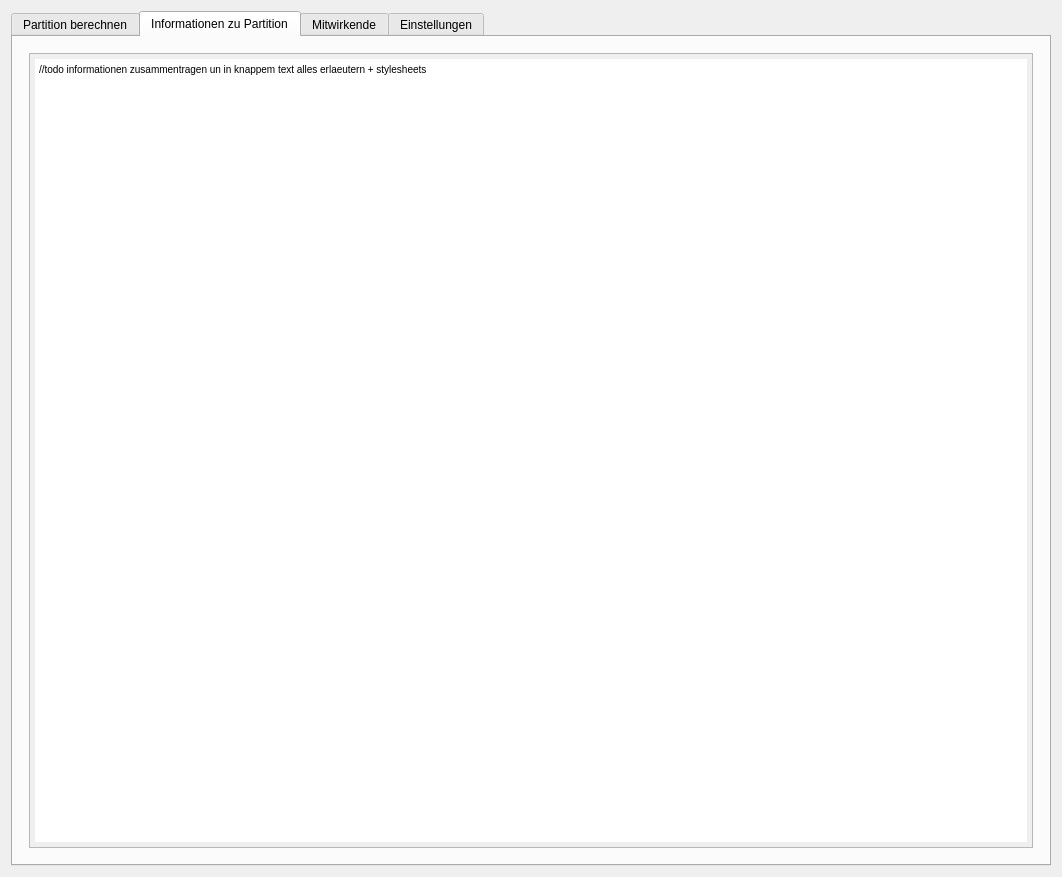
Above: GUI/mainwindow.ui from Makozer/NpPartitionManager before the change. Below: the same form after it.
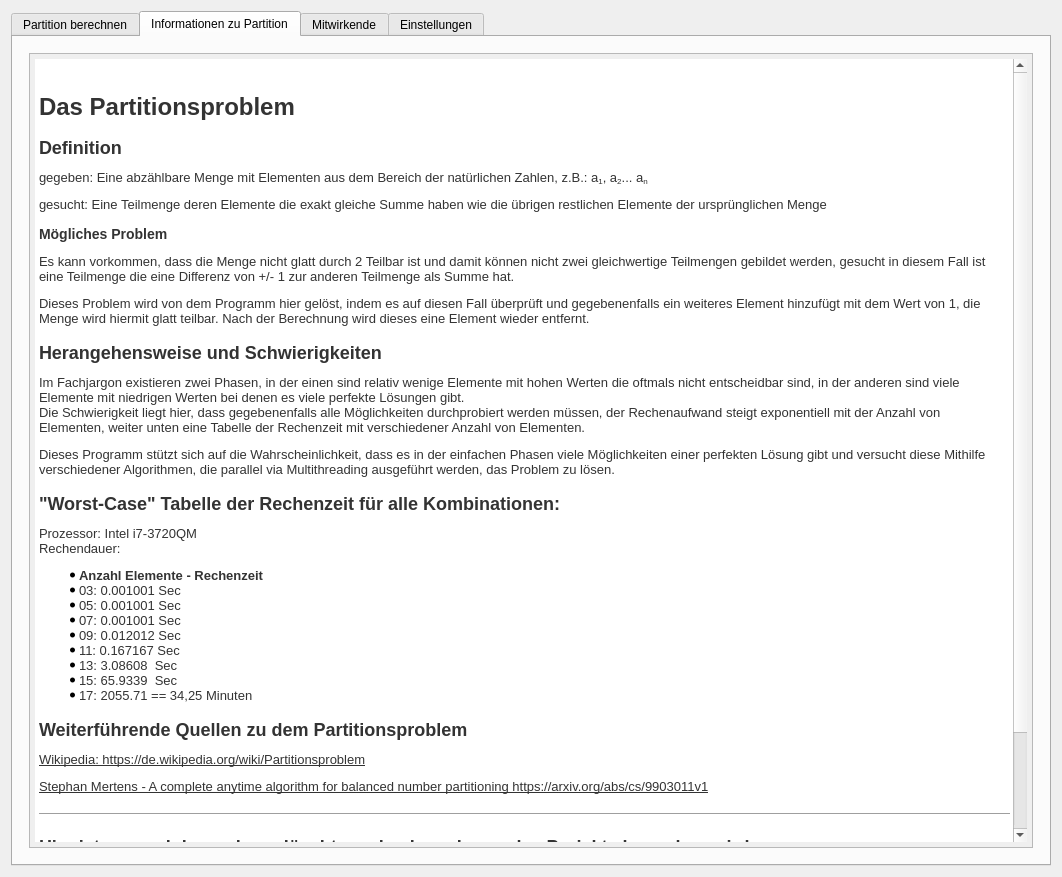
That is the form after the change. The open tabs and pages were chosen to show the change. Custom widgets are drawn as their Qt base class.

Patch:
```diff
--- a/GUI/mainwindow.ui
+++ b/GUI/mainwindow.ui
@@ -447,8 +447,37 @@
 &lt;html&gt;&lt;head&gt;&lt;meta name=&quot;qrichtext&quot; content=&quot;1&quot; /&gt;&lt;style type=&quot;text/css&quot;&gt;
 p, li { white-space: pre-wrap; }
 &lt;/style&gt;&lt;/head&gt;&lt;body style=&quot; font-family:'MS Shell Dlg 2'; font-size:10pt; font-weight:400; font-style:normal;&quot;&gt;
-&lt;p style=&quot; margin-top:0px; margin-bottom:0px; margin-left:0px; margin-right:0px; -qt-block-indent:0; text-indent:0px;&quot;&gt;&lt;span style=&quot; font-size:7.8pt;&quot;&gt;//todo informationen zusammentragen un in knappem text alles erlaeutern + stylesheets&lt;/span&gt;&lt;/p&gt;
-&lt;p style=&quot;-qt-paragraph-type:empty; margin-top:0px; margin-bottom:0px; margin-left:0px; margin-right:0px; -qt-block-indent:0; text-indent:0px; font-size:7.8pt;&quot;&gt;&lt;br /&gt;&lt;/p&gt;&lt;/body&gt;&lt;/html&gt;</string>
+&lt;p style=&quot; margin-top:0px; margin-bottom:0px; margin-left:0px; margin-right:0px; -qt-block-indent:0; text-indent:0px;&quot;&gt;		&lt;/p&gt;
+&lt;p style=&quot; margin-top:0px; margin-bottom:0px; margin-left:0px; margin-right:0px; -qt-block-indent:0; text-indent:0px;&quot;&gt;&lt;span style=&quot; font-family:'Verdana,sans-sarif'; color:#333333;&quot;&gt;		&lt;/span&gt;&lt;/p&gt;
+&lt;p style=&quot; margin-top:0px; margin-bottom:12px; margin-left:0px; margin-right:0px; -qt-block-indent:0; text-indent:0px;&quot;&gt;&lt;span style=&quot; font-family:'Verdana,sans-sarif'; font-size:xx-large; font-weight:600; color:#333333;&quot;&gt;Das Partitionsproblem&lt;/span&gt;&lt;span style=&quot; font-family:'Verdana,sans-sarif'; color:#333333;&quot;&gt;		&lt;/span&gt;&lt;/p&gt;
+&lt;p style=&quot; margin-top:16px; margin-bottom:12px; margin-left:0px; margin-right:0px; -qt-block-indent:0; text-indent:0px;&quot;&gt;&lt;span style=&quot; font-family:'Verdana,sans-sarif'; font-size:x-large; font-weight:600; color:#333333;&quot;&gt;Definition&lt;/span&gt;&lt;span style=&quot; font-family:'Verdana,sans-sarif'; color:#333333;&quot;&gt;		&lt;/span&gt;&lt;/p&gt;
+&lt;p style=&quot; margin-top:12px; margin-bottom:12px; margin-left:0px; margin-right:0px; -qt-block-indent:0; text-indent:0px;&quot;&gt;&lt;span style=&quot; font-family:'Verdana,sans-sarif'; font-size:13px; color:#333333;&quot;&gt;gegeben: Eine abzählbare Menge mit Elementen aus dem Bereich der natürlichen Zahlen, z.B.: a&lt;/span&gt;&lt;span style=&quot; font-family:'Verdana,sans-sarif'; font-size:13px; color:#333333; vertical-align:sub;&quot;&gt;1&lt;/span&gt;&lt;span style=&quot; font-family:'Verdana,sans-sarif'; font-size:13px; color:#333333;&quot;&gt;, a&lt;/span&gt;&lt;span style=&quot; font-family:'Verdana,sans-sarif'; font-size:13px; color:#333333; vertical-align:sub;&quot;&gt;2&lt;/span&gt;&lt;span style=&quot; font-family:'Verdana,sans-sarif'; font-size:13px; color:#333333;&quot;&gt;... a&lt;/span&gt;&lt;span style=&quot; font-family:'Verdana,sans-sarif'; font-size:13px; color:#333333; vertical-align:sub;&quot;&gt;n&lt;/span&gt;&lt;span style=&quot; font-family:'Verdana,sans-sarif'; color:#333333;&quot;&gt;		&lt;/span&gt;&lt;/p&gt;
+&lt;p style=&quot; margin-top:12px; margin-bottom:12px; margin-left:0px; margin-right:0px; -qt-block-indent:0; text-indent:0px;&quot;&gt;&lt;span style=&quot; font-family:'Verdana,sans-sarif'; font-size:13px; color:#333333;&quot;&gt;gesucht: Eine Teilmenge deren Elemente die exakt gleiche Summe haben wie die übrigen restlichen Elemente der ursprünglichen Menge&lt;/span&gt;&lt;span style=&quot; font-family:'Verdana,sans-sarif'; color:#333333;&quot;&gt;		&lt;/span&gt;&lt;/p&gt;
+&lt;p style=&quot; margin-top:14px; margin-bottom:12px; margin-left:0px; margin-right:0px; -qt-block-indent:0; text-indent:0px;&quot;&gt;&lt;span style=&quot; font-family:'Verdana,sans-sarif'; font-size:large; font-weight:600; color:#333333;&quot;&gt;Mögliches Problem&lt;/span&gt;&lt;span style=&quot; font-family:'Verdana,sans-sarif'; color:#333333;&quot;&gt;		&lt;/span&gt;&lt;/p&gt;
+&lt;p style=&quot; margin-top:12px; margin-bottom:12px; margin-left:0px; margin-right:0px; -qt-block-indent:0; text-indent:0px;&quot;&gt;&lt;span style=&quot; font-family:'Verdana,sans-sarif'; font-size:13px; color:#333333;&quot;&gt;Es kann vorkommen, dass die Menge nicht glatt durch 2 Teilbar ist und damit können nicht zwei gleichwertige Teilmengen gebildet werden, gesucht in diesem Fall ist eine Teilmenge die eine Differenz von +/- 1 zur anderen Teilmenge als Summe hat.&lt;/span&gt;&lt;span style=&quot; font-family:'Verdana,sans-sarif'; color:#333333;&quot;&gt;				&lt;/span&gt;&lt;/p&gt;
+&lt;p style=&quot; margin-top:12px; margin-bottom:12px; margin-left:0px; margin-right:0px; -qt-block-indent:0; text-indent:0px;&quot;&gt;&lt;span style=&quot; font-family:'Verdana,sans-sarif'; font-size:13px; color:#333333;&quot;&gt;Dieses Problem wird von dem Programm hier gelöst, indem es auf diesen Fall überprüft und gegebenenfalls ein weiteres Element hinzufügt mit dem Wert von 1, die Menge wird hiermit glatt teilbar. Nach der Berechnung wird dieses eine Element wieder entfernt.&lt;/span&gt;&lt;span style=&quot; font-family:'Verdana,sans-sarif'; color:#333333;&quot;&gt;		&lt;/span&gt;&lt;/p&gt;
+&lt;p style=&quot; margin-top:16px; margin-bottom:12px; margin-left:0px; margin-right:0px; -qt-block-indent:0; text-indent:0px;&quot;&gt;&lt;span style=&quot; font-family:'Verdana,sans-sarif'; font-size:x-large; font-weight:600; color:#333333;&quot;&gt;Herangehensweise und Schwierigkeiten&lt;/span&gt;&lt;span style=&quot; font-family:'Verdana,sans-sarif'; color:#333333;&quot;&gt;		&lt;/span&gt;&lt;/p&gt;
+&lt;p style=&quot; margin-top:12px; margin-bottom:12px; margin-left:0px; margin-right:0px; -qt-block-indent:0; text-indent:0px;&quot;&gt;&lt;span style=&quot; font-family:'Verdana,sans-sarif'; font-size:13px; color:#333333;&quot;&gt;Im Fachjargon existieren zwei Phasen, in der einen sind relativ wenige Elemente mit hohen Werten die oftmals nicht entscheidbar sind, in der anderen sind viele Elemente mit niedrigen Werten bei denen es viele perfekte Lösungen gibt.		&lt;br /&gt;Die Schwierigkeit liegt hier, dass gegebenenfalls alle Möglichkeiten durchprobiert werden müssen, der Rechenaufwand steigt exponentiell mit der Anzahl von Elementen, weiter unten eine Tabelle der Rechenzeit mit verschiedener Anzahl von Elementen.&lt;/span&gt;&lt;span style=&quot; font-family:'Verdana,sans-sarif'; color:#333333;&quot;&gt;		&lt;/span&gt;&lt;/p&gt;
+&lt;p style=&quot; margin-top:12px; margin-bottom:12px; margin-left:0px; margin-right:0px; -qt-block-indent:0; text-indent:0px;&quot;&gt;&lt;span style=&quot; font-family:'Verdana,sans-sarif'; font-size:13px; color:#333333;&quot;&gt;Dieses Programm stützt sich auf die Wahrscheinlichkeit, dass es in der einfachen Phasen viele Möglichkeiten einer perfekten Lösung gibt und versucht diese Mithilfe verschiedener Algorithmen, die parallel via Multithreading ausgeführt werden, das Problem zu lösen.&lt;/span&gt;&lt;span style=&quot; font-family:'Verdana,sans-sarif'; color:#333333;&quot;&gt;		&lt;/span&gt;&lt;/p&gt;
+&lt;p style=&quot; margin-top:16px; margin-bottom:12px; margin-left:0px; margin-right:0px; -qt-block-indent:0; text-indent:0px;&quot;&gt;&lt;span style=&quot; font-family:'Verdana,sans-sarif'; font-size:x-large; font-weight:600; color:#333333;&quot;&gt;&amp;quot;Worst-Case&amp;quot; Tabelle der Rechenzeit für alle Kombinationen:&lt;/span&gt;&lt;span style=&quot; font-family:'Verdana,sans-sarif'; color:#333333;&quot;&gt;		&lt;/span&gt;&lt;/p&gt;
+&lt;p style=&quot; margin-top:12px; margin-bottom:12px; margin-left:0px; margin-right:0px; -qt-block-indent:0; text-indent:0px;&quot;&gt;&lt;span style=&quot; font-family:'Verdana,sans-sarif'; font-size:13px; color:#333333;&quot;&gt;Prozessor: Intel i7-3720QM &lt;br /&gt;Rechendauer:&lt;/span&gt;&lt;span style=&quot; font-family:'Verdana,sans-sarif'; color:#333333;&quot;&gt;		&lt;/span&gt;&lt;/p&gt;
+&lt;ul style=&quot;margin-top: 0px; margin-bottom: 0px; margin-left: 0px; margin-right: 0px; -qt-list-indent: 1;&quot;&gt;&lt;li style=&quot; font-family:'Verdana,sans-sarif'; color:#333333;&quot; style=&quot; margin-top:12px; margin-bottom:0px; margin-left:0px; margin-right:0px; -qt-block-indent:0; text-indent:0px;&quot;&gt;&lt;span style=&quot; font-weight:600;&quot;&gt;Anzahl Elemente - Rechenzeit&lt;/span&gt;		&lt;/li&gt;
+&lt;li style=&quot; font-family:'Verdana,sans-sarif'; color:#333333;&quot; style=&quot; margin-top:0px; margin-bottom:0px; margin-left:0px; margin-right:0px; -qt-block-indent:0; text-indent:0px;&quot;&gt;03: 0.001001 Sec		&lt;/li&gt;
+&lt;li style=&quot; font-family:'Verdana,sans-sarif'; color:#333333;&quot; style=&quot; margin-top:0px; margin-bottom:0px; margin-left:0px; margin-right:0px; -qt-block-indent:0; text-indent:0px;&quot;&gt;05: 0.001001 Sec 		&lt;/li&gt;
+&lt;li style=&quot; font-family:'Verdana,sans-sarif'; color:#333333;&quot; style=&quot; margin-top:0px; margin-bottom:0px; margin-left:0px; margin-right:0px; -qt-block-indent:0; text-indent:0px;&quot;&gt;07: 0.001001 Sec 		&lt;/li&gt;
+&lt;li style=&quot; font-family:'Verdana,sans-sarif'; color:#333333;&quot; style=&quot; margin-top:0px; margin-bottom:0px; margin-left:0px; margin-right:0px; -qt-block-indent:0; text-indent:0px;&quot;&gt;09: 0.012012 Sec 		&lt;/li&gt;
+&lt;li style=&quot; font-family:'Verdana,sans-sarif'; color:#333333;&quot; style=&quot; margin-top:0px; margin-bottom:0px; margin-left:0px; margin-right:0px; -qt-block-indent:0; text-indent:0px;&quot;&gt;11: 0.167167 Sec 		&lt;/li&gt;
+&lt;li style=&quot; font-family:'Verdana,sans-sarif'; color:#333333;&quot; style=&quot; margin-top:0px; margin-bottom:0px; margin-left:0px; margin-right:0px; -qt-block-indent:0; text-indent:0px;&quot;&gt;13: 3.08608  Sec 		&lt;/li&gt;
+&lt;li style=&quot; font-family:'Verdana,sans-sarif'; color:#333333;&quot; style=&quot; margin-top:0px; margin-bottom:0px; margin-left:0px; margin-right:0px; -qt-block-indent:0; text-indent:0px;&quot;&gt;15: 65.9339  Sec 		&lt;/li&gt;
+&lt;li style=&quot; font-family:'Verdana,sans-sarif'; color:#333333;&quot; style=&quot; margin-top:0px; margin-bottom:12px; margin-left:0px; margin-right:0px; -qt-block-indent:0; text-indent:0px;&quot;&gt;17: 2055.71 == 34,25 Minuten 				&lt;/li&gt;&lt;/ul&gt;
+&lt;p style=&quot; margin-top:16px; margin-bottom:12px; margin-left:0px; margin-right:0px; -qt-block-indent:0; text-indent:0px;&quot;&gt;&lt;span style=&quot; font-family:'Verdana,sans-sarif'; font-size:x-large; font-weight:600; color:#333333;&quot;&gt;Weiterführende Quellen zu dem Partitionsproblem&lt;/span&gt;&lt;span style=&quot; font-family:'Verdana,sans-sarif'; color:#333333;&quot;&gt;		&lt;/span&gt;&lt;/p&gt;
+&lt;p style=&quot; margin-top:12px; margin-bottom:12px; margin-left:0px; margin-right:0px; -qt-block-indent:0; text-indent:0px;&quot;&gt;&lt;a href=&quot;https://de.wikipedia.org/wiki/Partitionsproblem&quot;&gt;&lt;span style=&quot; font-family:'Verdana,sans-sarif'; font-size:13px; text-decoration: underline; color:#333333;&quot;&gt;Wikipedia: https://de.wikipedia.org/wiki/Partitionsproblem&lt;/span&gt;&lt;/a&gt;&lt;span style=&quot; font-family:'Verdana,sans-sarif'; color:#333333;&quot;&gt;		&lt;/span&gt;&lt;/p&gt;
+&lt;p style=&quot; margin-top:12px; margin-bottom:12px; margin-left:0px; margin-right:0px; -qt-block-indent:0; text-indent:0px;&quot;&gt;&lt;a href=&quot;https://arxiv.org/abs/cs/9903011v1&quot;&gt;&lt;span style=&quot; font-family:'Verdana,sans-sarif'; font-size:13px; text-decoration: underline; color:#333333;&quot;&gt;Stephan Mertens - A complete anytime algorithm for balanced number partitioning https://arxiv.org/abs/cs/9903011v1&lt;/span&gt;&lt;/a&gt;&lt;span style=&quot; font-family:'Verdana,sans-sarif'; color:#333333;&quot;&gt;		&lt;/span&gt;&lt;/p&gt;
+&lt;hr /&gt;
+&lt;p style=&quot; margin-top:16px; margin-bottom:12px; margin-left:0px; margin-right:0px; -qt-block-indent:0; text-indent:0px;&quot;&gt;&lt;span style=&quot; font-family:'Verdana,sans-sarif'; font-size:x-large; font-weight:600; color:#333333;&quot;&gt;Hier ist nurnoch kram der gelöscht werden kann bevor das Projekt abgegeben wird&lt;/span&gt;&lt;span style=&quot; font-family:'Verdana,sans-sarif'; color:#333333;&quot;&gt;		&lt;/span&gt;&lt;/p&gt;
+&lt;p style=&quot; margin-top:12px; margin-bottom:12px; margin-left:0px; margin-right:0px; -qt-block-indent:0; text-indent:0px;&quot;&gt;&lt;span style=&quot; font-family:'Verdana,sans-sarif'; font-size:13px; color:#333333;&quot;&gt;I 	⊂ { 1, 2, ..., n} mit ∑&lt;/span&gt;&lt;span style=&quot; font-family:'Verdana,sans-sarif'; font-size:13px; color:#333333; vertical-align:sub;&quot;&gt;i ∈ I&lt;/span&gt;&lt;span style=&quot; font-family:'Verdana,sans-sarif'; font-size:13px; color:#333333;&quot;&gt;a&lt;/span&gt;&lt;span style=&quot; font-family:'Verdana,sans-sarif'; font-size:13px; color:#333333; vertical-align:sub;&quot;&gt;i&lt;/span&gt;&lt;span style=&quot; font-family:'Verdana,sans-sarif'; font-size:13px; color:#333333;&quot;&gt; = ∑&lt;/span&gt;&lt;span style=&quot; font-family:'Verdana,sans-sarif'; font-size:13px; color:#333333; vertical-align:sub;&quot;&gt;i ∈ I&lt;/span&gt;&lt;span style=&quot; font-family:'Verdana,sans-sarif'; font-size:13px; color:#333333;&quot;&gt;a&lt;/span&gt;&lt;span style=&quot; font-family:'Verdana,sans-sarif'; font-size:13px; color:#333333; vertical-align:sub;&quot;&gt;i&lt;/span&gt;&lt;span style=&quot; font-family:'Verdana,sans-sarif'; color:#333333;&quot;&gt;		&lt;/span&gt;&lt;/p&gt;
+&lt;p style=&quot; margin-top:16px; margin-bottom:12px; margin-left:0px; margin-right:0px; -qt-block-indent:0; text-indent:0px;&quot;&gt;&lt;span style=&quot; font-family:'Verdana,sans-sarif'; font-size:x-large; font-weight:600; font-style:italic; color:#333333;&quot;&gt;Vorgeschichte&lt;/span&gt;&lt;span style=&quot; font-family:'Verdana,sans-sarif'; color:#333333;&quot;&gt;		&lt;/span&gt;&lt;/p&gt;
+&lt;p style=&quot; margin-top:12px; margin-bottom:12px; margin-left:0px; margin-right:0px; -qt-block-indent:0; text-indent:0px;&quot;&gt;&lt;span style=&quot; font-family:'Verdana,sans-sarif'; font-size:13px; color:#333333;&quot;&gt;Wir möchten darauf hinweisen, dass wir euch nur die 		&lt;/span&gt;&lt;span style=&quot; font-family:'Verdana,sans-sarif'; color:#333333;&quot;&gt;	&lt;/span&gt;&lt;/p&gt;&lt;/body&gt;&lt;/html&gt;</string>
           </property>
          </widget>
         </item>
```
